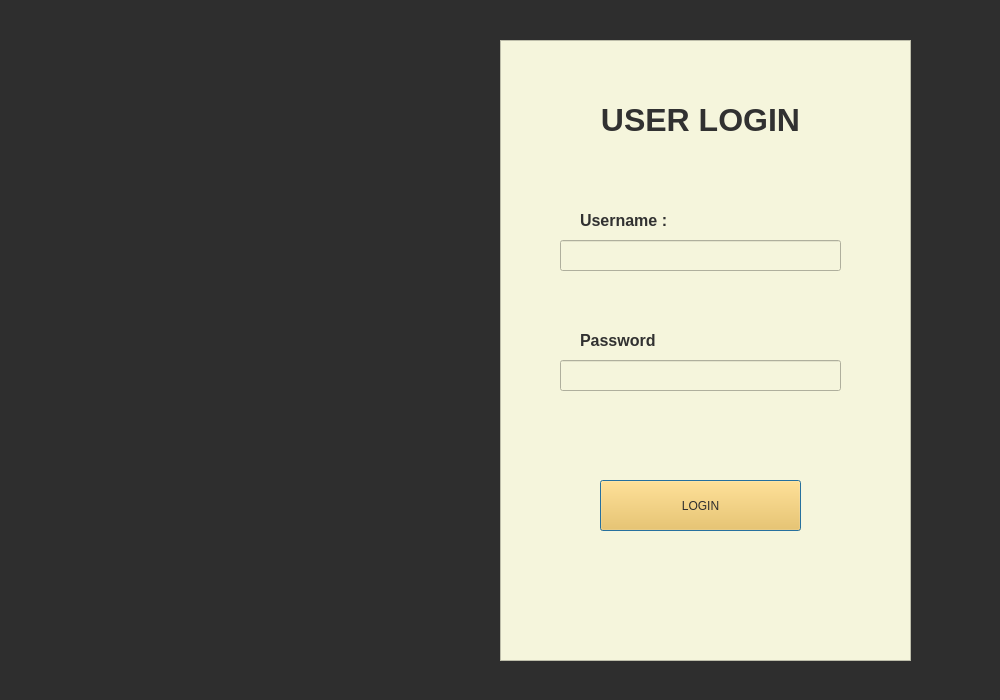
Old version of the form user_authentication.ui in the repository mesum-abbas/Canteen_Managment_System.
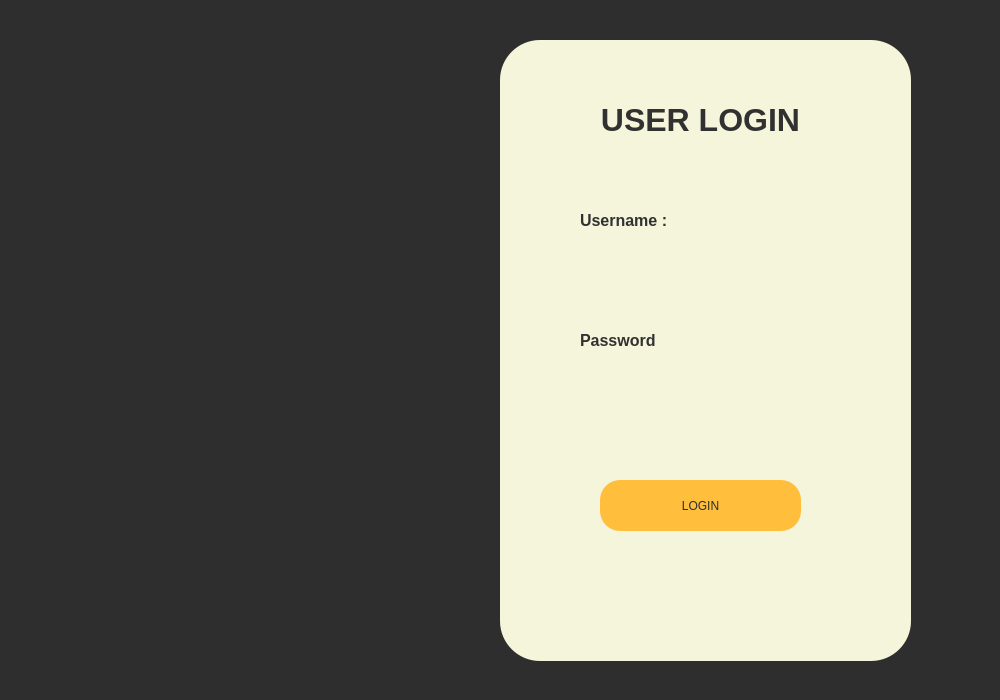
New version of the form. Icons and pictures are not drawn.

What changed in the file:
```diff
--- a/user_authentication.ui
+++ b/user_authentication.ui
@@ -27,6 +27,9 @@
    </property>
    <property name="styleSheet">
     <string notr="true">background-color: rgb(245, 245, 220);
+
+
+border-radius:40px;
 </string>
    </property>
    <property name="frameShape">
@@ -48,7 +51,8 @@
      <string notr="true">font: 12pt &quot;Segoe UI&quot;;
 background-color: rgb(255, 191, 60);
 color: rgb(46, 46, 46);
-font: 12pt &quot;Segoe UI&quot;;</string>
+font: 12pt &quot;Segoe UI&quot;;
+border-radius:20px;</string>
     </property>
     <property name="text">
      <string>LOGIN</string>
```
